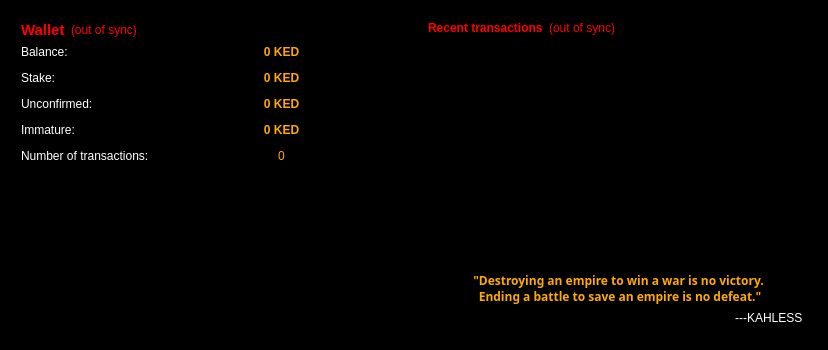
Before: the Qt Designer form src/qt/forms/overviewpage.ui in scificryptocoin/Darsek, drawn with Qt 5.
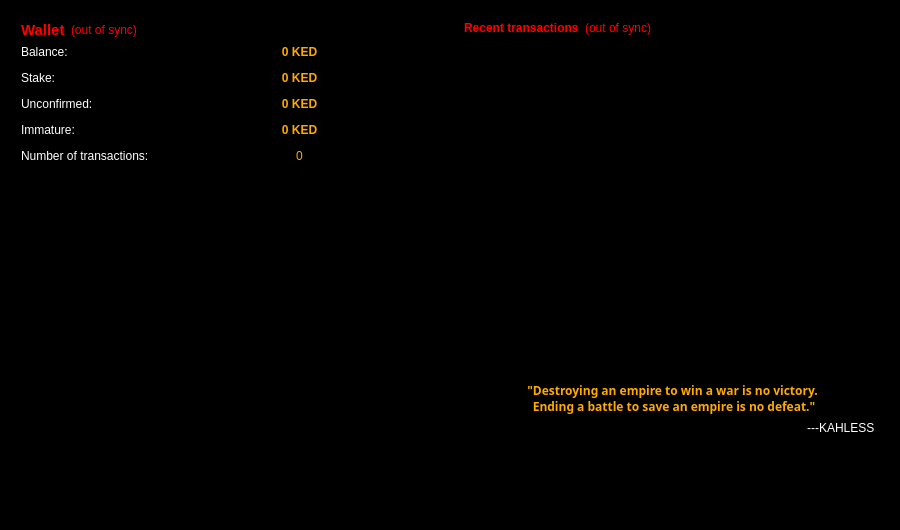
After: the same form once the commit is applied. Icons and pictures are not drawn.

```diff
--- a/src/qt/forms/overviewpage.ui
+++ b/src/qt/forms/overviewpage.ui
@@ -6,8 +6,8 @@
    <rect>
     <x>0</x>
     <y>0</y>
-    <width>828</width>
-    <height>350</height>
+    <width>900</width>
+    <height>530</height>
    </rect>
   </property>
   <property name="sizePolicy">
@@ -18,8 +18,8 @@
   </property>
   <property name="minimumSize">
    <size>
-    <width>825</width>
-    <height>350</height>
+    <width>900</width>
+    <height>500</height>
    </size>
   </property>
   <property name="baseSize">
@@ -369,8 +369,8 @@
        </property>
        <property name="minimumSize">
         <size>
-         <width>400</width>
-         <height>250</height>
+         <width>275</width>
+         <height>125</height>
         </size>
        </property>
        <property name="baseSize">
@@ -2531,7 +2531,16 @@
       </widget>
      </item>
      <item>
-      <widget class="QLabel" name="panel">
+      <widget class="QLabel" name="label_7">
+       <property name="styleSheet">
+        <string notr="true"/>
+       </property>
+       <property name="frameShape">
+        <enum>QFrame::NoFrame</enum>
+       </property>
+       <property name="lineWidth">
+        <number>1</number>
+       </property>
        <property name="text">
         <string/>
        </property>
@@ -3107,6 +3116,65 @@
        </property>
       </spacer>
      </item>
+     <item>
+      <widget class="QLabel" name="panel">
+       <property name="minimumSize">
+        <size>
+         <width>400</width>
+         <height>20</height>
+        </size>
+       </property>
+       <property name="maximumSize">
+        <size>
+         <width>400</width>
+         <height>20</height>
+        </size>
+       </property>
+       <property name="baseSize">
+        <size>
+         <width>400</width>
+         <height>17</height>
+        </size>
+       </property>
+       <property name="font">
+        <font>
+         <stylestrategy>PreferAntialias</stylestrategy>
+         <kerning>false</kerning>
+        </font>
+       </property>
+       <property name="frameShape">
+        <enum>QFrame::Box</enum>
+       </property>
+       <property name="lineWidth">
+        <number>1</number>
+       </property>
+       <property name="midLineWidth">
+        <number>1</number>
+       </property>
+       <property name="text">
+        <string/>
+       </property>
+       <property name="scaledContents">
+        <bool>false</bool>
+       </property>
+       <property name="alignment">
+        <set>Qt::AlignCenter</set>
+       </property>
+      </widget>
+     </item>
+     <item>
+      <spacer name="verticalSpacer">
+       <property name="orientation">
+        <enum>Qt::Vertical</enum>
+       </property>
+       <property name="sizeHint" stdset="0">
+        <size>
+         <width>20</width>
+         <height>10</height>
+        </size>
+       </property>
+      </spacer>
+     </item>
      <item>
       <widget class="QLabel" name="label_8">
        <property name="palette">
```
Left out of the diff: 306 changed lines with no effect on the pictures.
